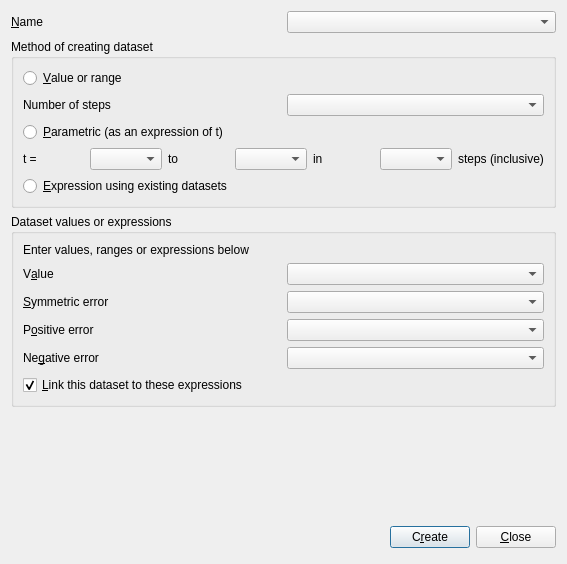
First picture: the form in dialogs/datacreate.ui, repository veusz/veusz, before the edit.
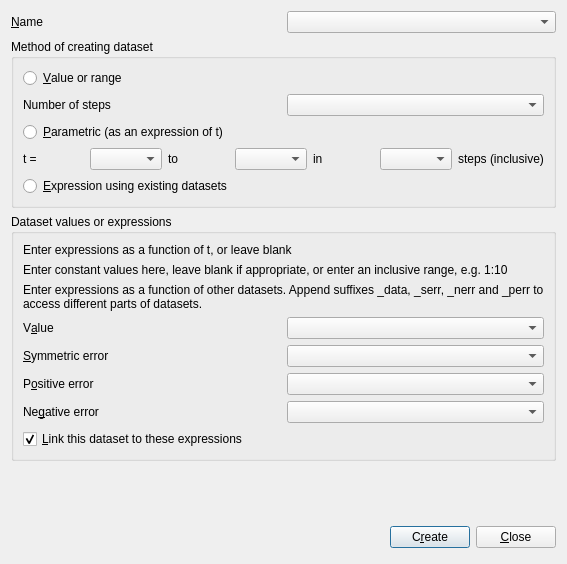
Second picture: the form after the edit. Custom widgets are drawn as their Qt base class.

Commit message: Make data create dialog remember last creation method. Move descriptions of data create methods to dialog .ui file.

The edit to the form file:
```diff
--- a/dialogs/datacreate.ui
+++ b/dialogs/datacreate.ui
@@ -151,10 +151,27 @@
       <string>Dataset values or expressions</string>
      </property>
      <layout class="QVBoxLayout" name="verticalLayout" >
+      <item>
+       <widget class="QLabel" name="parametrichelperlabel" >
+        <property name="text" >
+         <string>Enter expressions as a function of t, or leave blank</string>
+        </property>
+       </widget>
+      </item>
       <item>
        <widget class="QLabel" name="valuehelperlabel" >
         <property name="text" >
-         <string>Enter values, ranges or expressions below</string>
+         <string>Enter constant values here, leave blank if appropriate, or enter an inclusive range, e.g. 1:10</string>
+        </property>
+        <property name="wordWrap" >
+         <bool>true</bool>
+        </property>
+       </widget>
+      </item>
+      <item>
+       <widget class="QLabel" name="expressionhelperlabel" >
+        <property name="text" >
+         <string>Enter expressions as a function of other datasets. Append suffixes _data, _serr, _nerr and _perr to access different parts of datasets.</string>
         </property>
         <property name="wordWrap" >
          <bool>true</bool>
```
Left out of the diff: 20 changed lines with no effect on the pictures. The commit also changes 1 other file.
